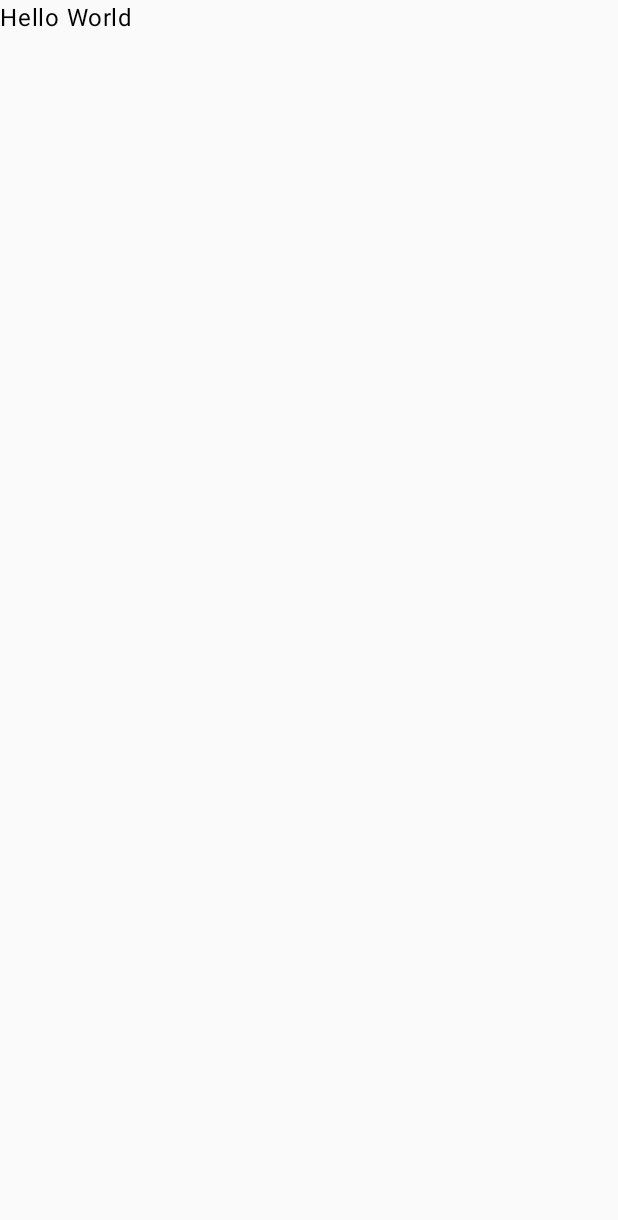
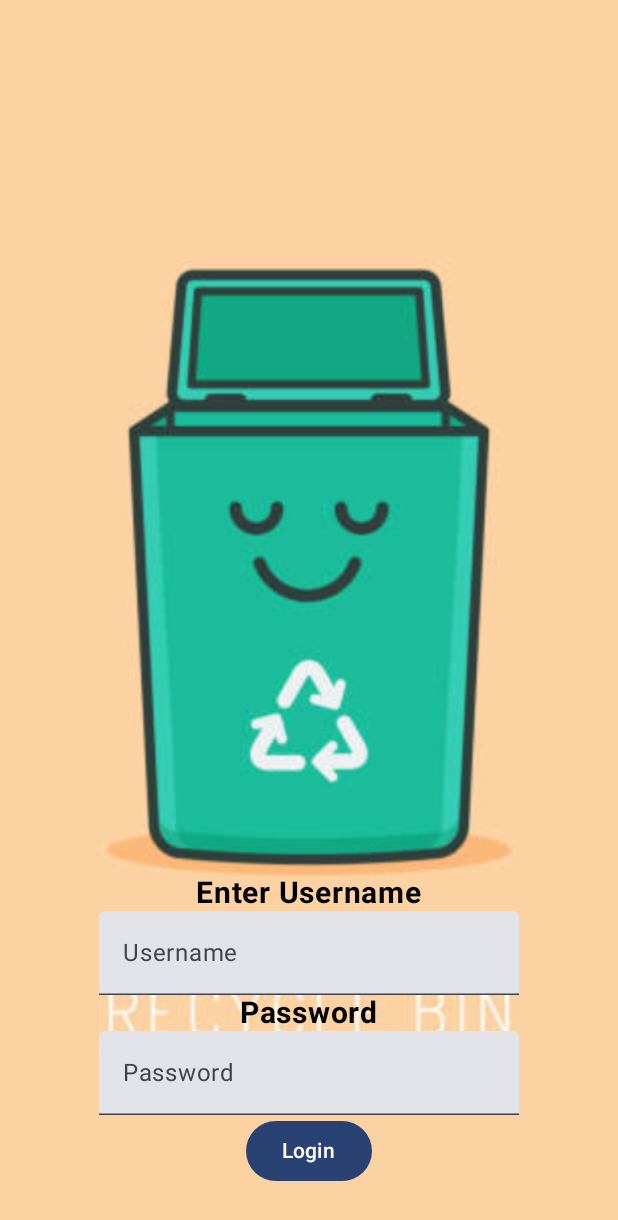
Before and after one commit to aswindevsp/RecycleMate, an Android app built with Jetpack Compose: the screen it shows after launch (MainActivity), on a phone screen of 412 x 824 dp. Before the commit the part shown is almost empty. Shown: the top 1220 px of the screen. Run offline under Robolectric (Android 15) with nearby library versions, the phone set to English and light mode, and no system bars; our stand-ins replace Dagger/Hilt's generated code.

Commit message:
Add Login UI

```diff
--- a/app/src/main/java/com/nstorm/recyclemate/MainActivity.kt
+++ b/app/src/main/java/com/nstorm/recyclemate/MainActivity.kt
@@ -4,7 +4,9 @@ import android.os.Bundle
 import androidx.activity.ComponentActivity
 import androidx.activity.compose.setContent
 import androidx.activity.enableEdgeToEdge
+import androidx.hilt.navigation.compose.hiltViewModel
 import com.nstorm.recyclemate.ui.navigation.NavigationGraph
+import com.nstorm.recyclemate.ui.screens.onboarding.login.LoginScreen
 import com.nstorm.recyclemate.ui.theme.RecycleMateTheme
 import dagger.hilt.android.AndroidEntryPoint
 
@@ -15,7 +17,8 @@ class MainActivity : ComponentActivity() {
         enableEdgeToEdge()
         setContent {
             RecycleMateTheme {
-                NavigationGraph()
+//                NavigationGraph()
+                LoginScreen(viewModel = hiltViewModel())
             }
         }
     }
--- a/app/src/main/java/com/nstorm/recyclemate/ui/screens/onboarding/login/LoginScreen.kt
+++ b/app/src/main/java/com/nstorm/recyclemate/ui/screens/onboarding/login/LoginScreen.kt
@@ -1,13 +1,85 @@
 package com.nstorm.recyclemate.ui.screens.onboarding.login
 
+import android.widget.Toast
+import androidx.compose.foundation.layout.Arrangement
+import androidx.compose.foundation.layout.Box
 import androidx.compose.foundation.layout.Column
+import androidx.compose.foundation.layout.fillMaxSize
+import androidx.compose.foundation.layout.padding
+import androidx.compose.material3.Button
+import androidx.compose.material3.OutlinedTextField
 import androidx.compose.material3.Text
+import androidx.compose.material3.TextField
 import androidx.compose.runtime.Composable
+import androidx.compose.runtime.getValue
+import androidx.compose.runtime.mutableStateOf
+import androidx.compose.runtime.remember
+import androidx.compose.runtime.setValue
+import androidx.compose.ui.Alignment
+import androidx.compose.ui.Modifier
+import androidx.compose.ui.draw.paint
+import androidx.compose.ui.graphics.Color
+import androidx.compose.ui.layout.ContentScale
+import androidx.compose.ui.platform.LocalContext
+import androidx.compose.ui.res.painterResource
+import androidx.compose.ui.text.font.FontWeight
+import androidx.compose.ui.text.input.PasswordVisualTransformation
+import androidx.compose.ui.unit.dp
+import androidx.compose.ui.unit.sp
 import com.nstorm.recyclemate.ui.screens.onboarding.OnboardingViewModel
+import com.nstorm.recyclemate.R
+
+private infix fun String.onValueChange(any: Any) {
+
+}
 
 @Composable
 fun LoginScreen(viewModel: OnboardingViewModel) {
-    Column {
-        Text(text = "Hello World")
+    var name by remember { mutableStateOf("") }
+    var password by remember { mutableStateOf("") }
+    Box(
+            modifier = Modifier
+                    .fillMaxSize()
+                        .paint(painter = painterResource(id = R.drawable.recycle),
+                                contentScale = ContentScale.Crop
+                        )
+
+    ){
+
+        Column(
+                modifier = Modifier
+                        .fillMaxSize()
+                        .padding(top = 550.dp),
+                horizontalAlignment = Alignment.CenterHorizontally,
+                verticalArrangement = Arrangement.Center
+        ) {
+            Text(text = "Enter Username",
+                    color = Color.Black,
+                    fontWeight = FontWeight.Bold,
+                    fontSize = 20.sp)
+            TextField(
+                    value = name,
+                    onValueChange = { name = it },
+                    singleLine = true,
+                    placeholder = { Text("Username") }
+            )
+            Text(text = "Password",
+                    color = Color.Black,
+                    fontWeight = FontWeight.Bold,
+                    fontSize = 20.sp)
+            TextField(
+                    value = password,
+                    onValueChange = { password = it },
+                    singleLine = true,
+                    placeholder = { Text("Password") },
+                    visualTransformation = PasswordVisualTransformation()
+            )
+            Button(onClick = {
+
+            }) {
+                    Text("Login")
+
+            }
+        }
     }
 }
```
Also changed, not shown: app/src/main/res/drawable/recycle.jpg (added).
